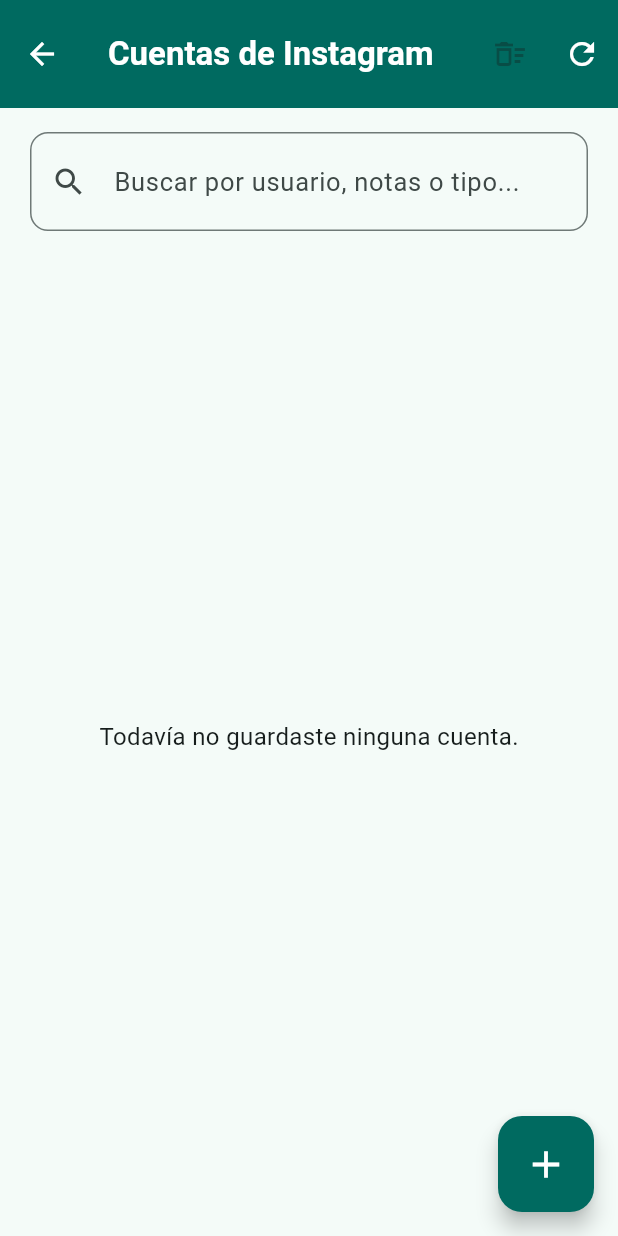
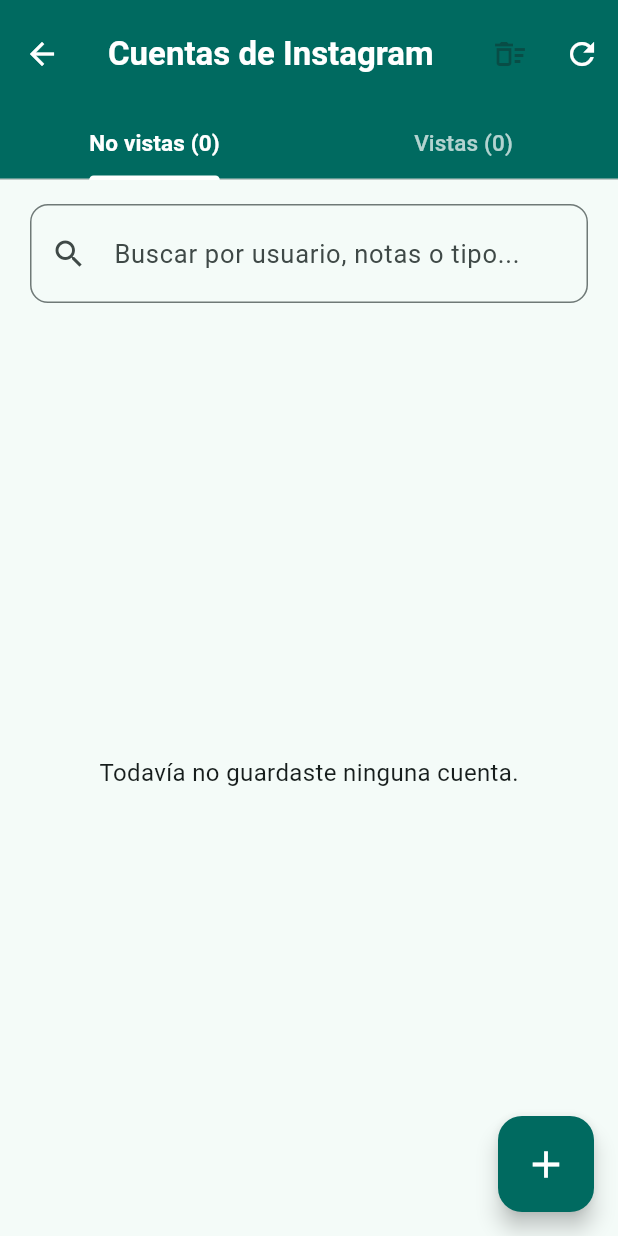
Before and after one commit to LudmilaCeleste/reels_manager, a Flutter app: the CuentasInstagramScreen screen opened directly, on a phone screen of 412 x 824 dp. Run offline on Flutter 3.47's test engine with Material 3 defaults, Android fonts, the phone set to English and light mode, and no system bars; our stand-ins replace cloud_firestore, equatable, firebase_auth, firebase_core, flutter_riverpod, table_calendar; missing offline and left inert: flutter_inappwebview; accounts and stored records are empty.

Commit message:
Separar Cuentas de Instagram en pestanas No vistas / Vistas
La lista ahora se divide en dos tabs en vez de un unico listado
ordenado, para que sea mas facil navegar a medida que se acumulan
cuentas. El buscador queda por fuera de esa separacion: mientras hay
texto escrito, la barra de tabs se oculta y se muestra un resultado
combinado que no discrimina si la cuenta esta vista o no.

De paso se agrega un TabBarTheme global (texto e indicador en blanco)
porque el TabBar quedaba invisible sobre el fondo de color del AppBar
con los colores por defecto de Material.

Co-Authored-By: Claude Sonnet 5 <noreply@anthropic.com>

```diff
--- a/lib/features/cuentas_instagram/presentation/screens/cuentas_instagram_screen.dart
+++ b/lib/features/cuentas_instagram/presentation/screens/cuentas_instagram_screen.dart
@@ -12,9 +12,12 @@ import '../../domain/entities/cuenta_instagram.dart';
 import '../providers/cuenta_instagram_providers.dart';
 import '../widgets/formulario_cuenta_instagram.dart';
 
-/// Lista de cuentas de Instagram guardadas como referencia. Entrar a
-/// escribirle a una cuenta la marca como "vista" automáticamente; las
-/// que todavía no se revisaron se destacan para que salten a la vista.
+/// Lista de cuentas de Instagram guardadas como referencia, separadas en
+/// dos pestañas (No vistas / Vistas). Entrar a escribirle a una cuenta
+/// la marca como "vista" automáticamente. El buscador es independiente
+/// de las pestañas: mientras hay algo escrito, muestra resultados de
+/// las dos categorías juntas (no discrimina si están vistas o no), para
+/// no obligar a cambiar de pestaña para encontrar algo.
 class CuentasInstagramScreen extends ConsumerStatefulWidget {
   const CuentasInstagramScreen({super.key});
 
@@ -23,15 +26,39 @@ class CuentasInstagramScreen extends ConsumerStatefulWidget {
       _CuentasInstagramScreenState();
 }
 
-class _CuentasInstagramScreenState
-    extends ConsumerState<CuentasInstagramScreen> {
+class _CuentasInstagramScreenState extends ConsumerState<CuentasInstagramScreen>
+    with SingleTickerProviderStateMixin {
+  late final TabController _tabController;
   final _busquedaController = TextEditingController();
   String _busqueda = '';
 
   @override
+  void initState() {
+    super.initState();
+    _tabController = TabController(length: 2, vsync: this);
+  }
+
+  @override
   void dispose() {
+    _tabController.dispose();
     _busquedaController.dispose();
     super.dispose();
+  }
+
+  bool _coincide(
+    CuentaInstagram cuenta,
+    Propuesta? propuesta,
+    String consulta,
+  ) {
+    return cuenta.usuario.toLowerCase().contains(consulta) ||
+        cuenta.notas.toLowerCase().contains(consulta) ||
+        (propuesta?.titulo.toLowerCase().contains(consulta) ?? false);
+  }
+
+  List<CuentaInstagram> _ordenarPorUsuario(List<CuentaInstagram> cuentas) {
+    return [...cuentas]..sort(
+      (a, b) => a.usuario.toLowerCase().compareTo(b.usuario.toLowerCase()),
+    );
   }
 
   @override
@@ -40,10 +67,31 @@ class _CuentasInstagramScreenState
     final cuentas = cuentasAsync.value ?? [];
     final cuentasVistas = cuentas.where((c) => c.vista).toList();
     final propuestas = ref.watch(propuestasStreamProvider).value ?? [];
+    final buscando = _busqueda.trim().isNotEmpty;
 
     Propuesta? propuestaDe(CuentaInstagram cuenta) => propuestas
         .cast<Propuesta?>()
         .firstWhere((p) => p?.id == cuenta.propuestaId, orElse: () => null);
+
+    Widget listaVacia(String mensaje) => Center(child: Text(mensaje));
+
+    Widget listaDe(List<CuentaInstagram> lista) {
+      if (lista.isEmpty) {
+        return listaVacia(
+          buscando
+              ? 'No se encontró ninguna cuenta con ese criterio.'
+              : 'No hay cuentas acá.',
+        );
+      }
+      return ListView.builder(
+        padding: const EdgeInsets.symmetric(vertical: 8),
+        itemCount: lista.length,
+        itemBuilder: (context, index) => _TarjetaCuenta(
+          cuenta: lista[index],
+          propuesta: propuestaDe(lista[index]),
+        ),
+      );
+    }
 
     return Scaffold(
       appBar: AppBar(
@@ -75,6 +123,18 @@ class _CuentasInstagramScreenState
             onPressed: () => ref.invalidate(cuentasInstagramStreamProvider),
           ),
         ],
+        bottom: buscando
+            ? null
+            : TabBar(
+                controller: _tabController,
+                tabs: [
+                  Tab(
+                    text:
+                        'No vistas (${cuentas.where((c) => !c.vista).length})',
+                  ),
+                  Tab(text: 'Vistas (${cuentasVistas.length})'),
+                ],
+              ),
       ),
       body: Column(
         children: [
@@ -103,49 +163,29 @@ class _CuentasInstagramScreenState
             child: cuentasAsync.when(
               data: (cuentas) {
                 if (cuentas.isEmpty) {
-                  return const Center(
-                    child: Text('Todavía no guardaste ninguna cuenta.'),
-                  );
+                  return listaVacia('Todavía no guardaste ninguna cuenta.');
                 }
 
-                final consulta = _busqueda.trim().toLowerCase();
-                final filtradas = consulta.isEmpty
-                    ? cuentas
-                    : cuentas.where((cuenta) {
-                        final propuesta = propuestaDe(cuenta);
-                        return cuenta.usuario.toLowerCase().contains(
-                              consulta,
-                            ) ||
-                            cuenta.notas.toLowerCase().contains(consulta) ||
-                            (propuesta?.titulo.toLowerCase().contains(
-                                  consulta,
-                                ) ??
-                                false);
-                      }).toList();
-
-                if (filtradas.isEmpty) {
-                  return const Center(
-                    child: Text('No se encontró ninguna cuenta con ese criterio.'),
+                if (buscando) {
+                  final consulta = _busqueda.trim().toLowerCase();
+                  final resultado = _ordenarPorUsuario(
+                    cuentas
+                        .where((c) => _coincide(c, propuestaDe(c), consulta))
+                        .toList(),
                   );
+                  return listaDe(resultado);
                 }
 
-                final ordenadas = [...filtradas]..sort((a, b) {
-                  if (a.vista != b.vista) return a.vista ? 1 : -1;
-                  return a.usuario.toLowerCase().compareTo(
-                    b.usuario.toLowerCase(),
-                  );
-                });
-
-                return ListView.builder(
-                  padding: const EdgeInsets.symmetric(vertical: 8),
-                  itemCount: ordenadas.length,
-                  itemBuilder: (context, index) {
-                    final cuenta = ordenadas[index];
-                    return _TarjetaCuenta(
-                      cuenta: cuenta,
-                      propuesta: propuestaDe(cuenta),
-                    );
-                  },
+                return TabBarView(
+                  controller: _tabController,
+                  children: [
+                    listaDe(
+                      _ordenarPorUsuario(
+                        cuentas.where((c) => !c.vista).toList(),
+                      ),
+                    ),
+                    listaDe(_ordenarPorUsuario(cuentasVistas)),
+                  ],
                 );
               },
               loading: () => const Center(child: CircularProgressIndicator()),
@@ -241,15 +281,12 @@ class _TarjetaCuenta extends ConsumerWidget {
                     children: [
                       Text(
                         '@${cuenta.usuario}',
-                        style: Theme.of(context).textTheme.titleLarge
-                            ?.copyWith(
-                              fontWeight: vista
-                                  ? FontWeight.w500
-                                  : FontWeight.bold,
-                              color: vista
-                                  ? colorScheme.onSurfaceVariant
-                                  : colorScheme.onSurface,
-                            ),
+                        style: Theme.of(context).textTheme.titleLarge?.copyWith(
+                          fontWeight: vista ? FontWeight.w500 : FontWeight.bold,
+                          color: vista
+                              ? colorScheme.onSurfaceVariant
+                              : colorScheme.onSurface,
+                        ),
                       ),
                       const SizedBox(height: 6),
                       Wrap(
@@ -268,9 +305,7 @@ class _TarjetaCuenta extends ConsumerWidget {
                                   ? colorScheme.onSurfaceVariant
                                   : colorScheme.onPrimaryContainer,
                             ),
-                            padding: const EdgeInsets.symmetric(
-                              horizontal: 8,
-                            ),
+                            padding: const EdgeInsets.symmetric(horizontal: 8),
                             visualDensity: VisualDensity.compact,
                             materialTapTargetSize:
                                 MaterialTapTargetSize.shrinkWrap,
```
Also changed, not shown: lib/core/theme/app_theme.dart (+13 -0 lines).
